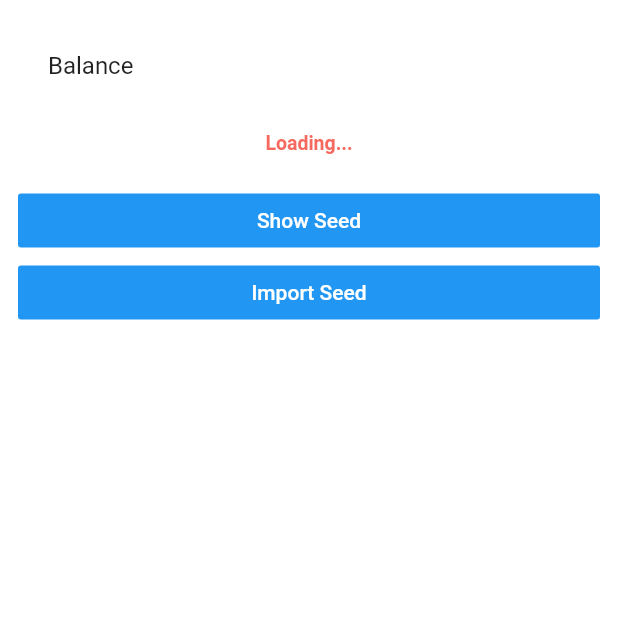
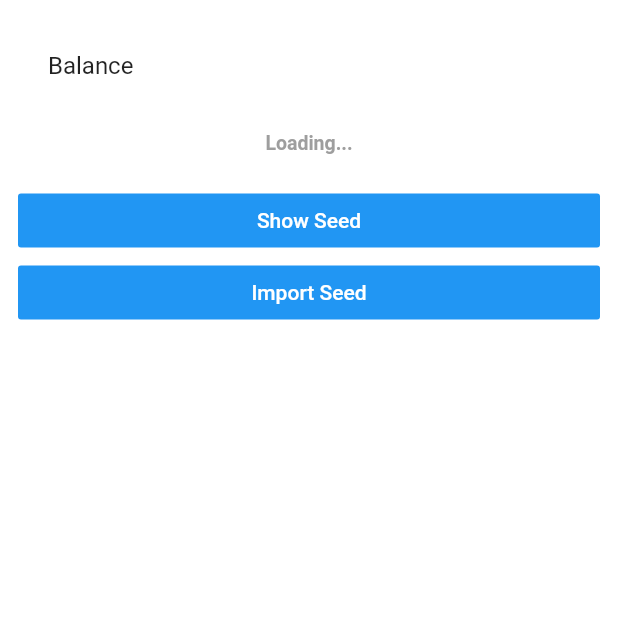
Before and after one commit to givelotus/lotus-vase, a Flutter app: the SettingsTab screen opened directly, on a phone screen of 412 x 824 dp, the top half of it. Run offline on Flutter 3.47's test engine with Material 2 defaults, Android fonts, the phone set to English and light mode, and no system bars; our stand-ins replace dartz, flutter_secure_storage, hex, pool, qr_flutter, sprintf; missing offline and left inert: buffer, pedantic, pointycastle, qr_code_scanner, test, unorm_dart; accounts and stored records are empty; generated files the repository leaves out were written again.

Commit message:
Make balance widget show errors with RPC connections (#138)
Instead of simplify updating the balance on changes to the balance,
we also update it on error conditions during initialization. This should
help figure out what is going on with some people never passing the
`Loading...` stage.

Pertains to #135

```diff
--- a/lib/tabs/settings.dart
+++ b/lib/tabs/settings.dart
@@ -26,20 +26,30 @@ class SettingsTab extends StatelessWidget {
           ),
           Padding(
             padding: const EdgeInsets.all(16.0),
+            // TODO: Dedupe this widget.
             child: ValueListenableBuilder(
                 valueListenable: balanceNotifier,
                 builder: (context, balance, child) {
-                  if (balance == null) {
+                  if (balance.error != null) {
+                    return Text(
+                      balance.error.message,
+                      style: TextStyle(
+                          color: Colors.red,
+                          fontWeight: FontWeight.bold,
+                          fontSize: 13),
+                    );
+                  }
+                  if (balance.balance == null) {
                     return Text(
                       'Loading...',
                       style: TextStyle(
-                          color: Colors.red.withOpacity(.8),
+                          color: Colors.grey,
                           fontWeight: FontWeight.bold,
                           fontSize: 13),
                     );
                   }
                   return Text.rich(TextSpan(
-                    text: '${balance} sats',
+                    text: '${balance.balance}',
                     style: TextStyle(
                       color: Colors.black,
                       fontWeight: FontWeight.bold,
--- a/lib/viewmodel.dart
+++ b/lib/viewmodel.dart
@@ -31,13 +31,13 @@ class WalletModel with ChangeNotifier {
   // Internally use a ValueNotifier here, as we don't want the entire wallet
   // to refresh when this field is updated.
   // We should probably introduce a secondary model of some sort.
-  final ValueNotifier<int> balance;
+  final ValueNotifier<WalletBalance> balance;
   final FlutterSecureStorage _storage;
 
   // TODO: Storage should be injected
   WalletModel()
       : _storage = FlutterSecureStorage(),
-        balance = ValueNotifier<int>(null) {
+        balance = ValueNotifier<WalletBalance>(WalletBalance()) {
     initializeModel(); // Run in background.
   }
 
```
Also changed, not shown: lib/tabs/send/send.dart (+13 -3 lines), lib/tabs/send/send_info.dart (+22 -8 lines), lib/wallet/wallet.dart (+18 -11 lines).
